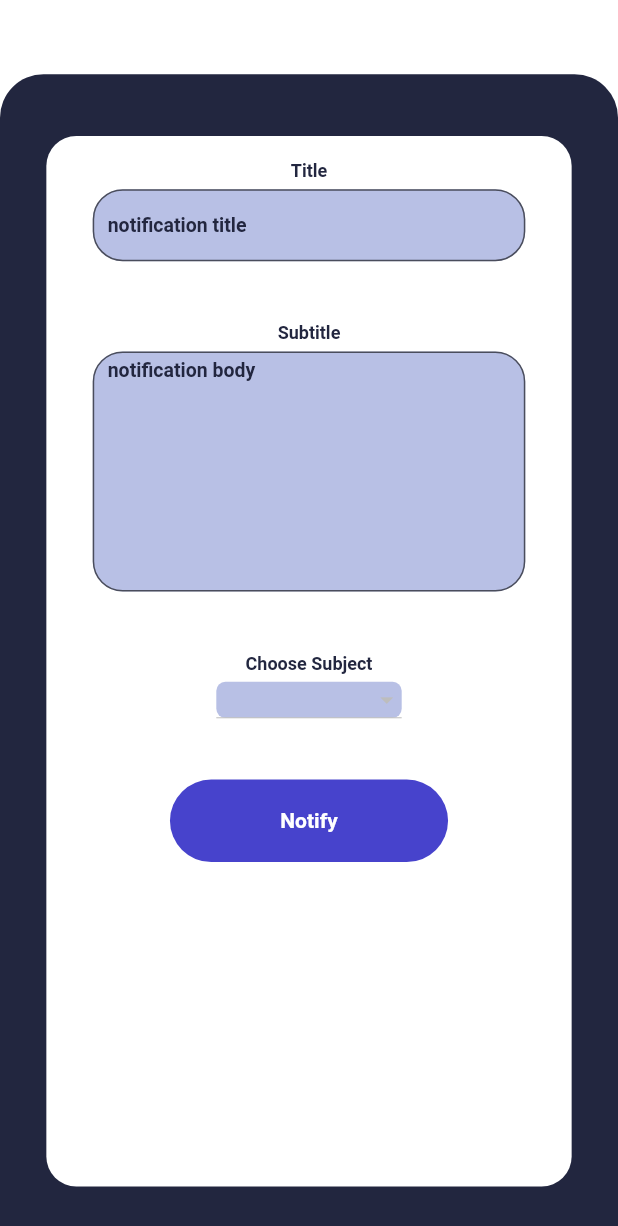
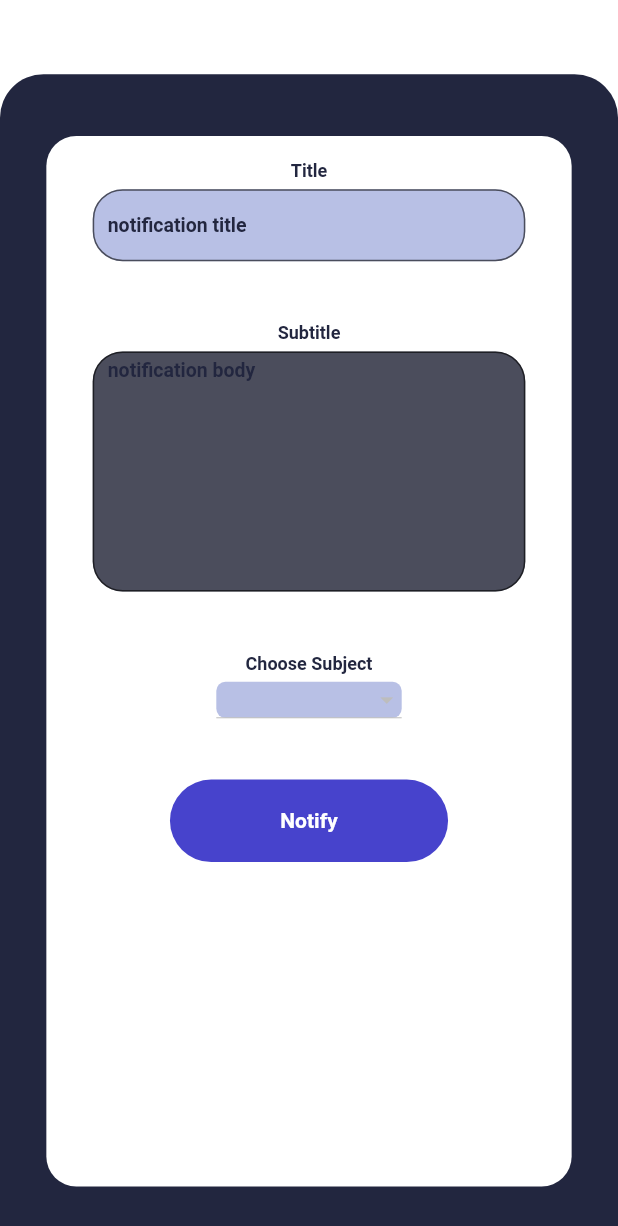
Before and after one commit to Abdallah315/qr_code, a Flutter app: the DoctorNotificationScreen screen opened by its route, on a phone screen of 412 x 824 dp. Shown: the top 1226 px of the screen. Run offline on Flutter 3.47's test engine with Material 2 defaults, Android fonts, the phone set to English and light mode, and no system bars; our stand-ins replace firebase_core, firebase_messaging, fluttertoast, lottie, shared_preferences; missing offline and left inert: flutter_barcode_scanner; accounts and stored records are empty.

Commit message:
notification

```diff
--- a/lib/data/models/course.dart
+++ b/lib/data/models/course.dart
@@ -1,10 +1,11 @@
 import 'package:flutter_qr_code/data/models/course_info.dart';
 
 class Course {
-  String? id;
+  String? courseId;
   CourseInfo courseInfo;
 
-  Course({required this.courseInfo, required this.id});
+  Course({required this.courseInfo, required this.courseId});
   factory Course.fromJson(Map<String, dynamic> json) => Course(
-      courseInfo: CourseInfo.fromJson(json['course_info']), id: json['id']);
+      courseInfo: CourseInfo.fromJson(json['course_info']),
+      courseId: json['course_id']);
 }
--- a/lib/data/models/course_info.dart
+++ b/lib/data/models/course_info.dart
@@ -1,5 +1,4 @@
 class CourseInfo {
-  String id;
   String? title;
   String? description;
   String? bannerImage;
@@ -7,11 +6,9 @@ class CourseInfo {
   CourseInfo(
       {required this.bannerImage,
       required this.description,
-      required this.id,
       required this.title});
   factory CourseInfo.fromJson(Map<String, dynamic> json) => CourseInfo(
       bannerImage: json['banner_image'],
       description: json['description'],
-      id: json['id'],
       title: json['title']);
 }
--- a/lib/data/store/course_store.dart
+++ b/lib/data/store/course_store.dart
@@ -79,6 +79,8 @@ class CourseStore with ChangeNotifier {
       if (response.statusCode == 200) {
         final responseData = json.decode(response.body);
         _studentReport = StudentReport.fromJson(responseData);
+        print(
+            '${_studentReport?.lectureCount}  ${_studentReport?.lecturePercent}');
       } else if (response.statusCode == 401) {
         Provider.of<Auth>(context, listen: false).refreshToken();
       } else {
@@ -104,6 +106,8 @@ class CourseStore with ChangeNotifier {
       if (response.statusCode == 200) {
         final responseData = json.decode(response.body);
         _studentReport = StudentReport.fromJson(responseData);
+        print(
+            '${_studentReport?.lectureCount}  ${_studentReport?.lecturePercent}');
       } else if (response.statusCode == 401) {
         Provider.of<Auth>(context, listen: false).refreshToken();
       } else {
--- a/lib/main.dart
+++ b/lib/main.dart
@@ -8,6 +8,7 @@ import 'package:flutter_qr_code/presentation/screens/doctor/doctor_home_screen.d
 import 'package:flutter_qr_code/presentation/screens/doctor/doctor_notification_screen.dart';
 import 'package:flutter_qr_code/presentation/screens/doctor/doctor_reports_screen.dart';
 import 'package:flutter_qr_code/presentation/screens/loading_screen.dart';
+import 'package:flutter_qr_code/presentation/screens/student/notifications_screen.dart';
 import 'package:flutter_qr_code/presentation/screens/student/scan_qr_code_screen.dart';
 import 'package:flutter_qr_code/presentation/screens/student/student_home_screen.dart';
 import 'package:flutter_qr_code/presentation/screens/student/student_reports_screen.dart';
@@ -117,6 +118,8 @@ class MyApp extends StatelessWidget {
                   const DoctorReportsScreen(),
               DoctorNotificationScreen.routeName: (context) =>
                   const DoctorNotificationScreen(),
+              NotificationsScreen.routeName: (context) =>
+                  const NotificationsScreen()
             },
           ),
         ));
--- a/lib/presentation/screens/doctor/doctor_home_screen.dart
+++ b/lib/presentation/screens/doctor/doctor_home_screen.dart
@@ -19,6 +19,9 @@ class _DoctorHomeScreenState extends State<DoctorHomeScreen> {
   @override
   void initState() {
     super.initState();
+    Provider.of<Auth>(context, listen: false)
+        .getToken()
+        .then((value) => print(value));
     Provider.of<Auth>(context, listen: false).refreshToken();
   }
 
--- a/lib/presentation/screens/doctor/doctor_notification_screen.dart
+++ b/lib/presentation/screens/doctor/doctor_notification_screen.dart
@@ -153,23 +153,51 @@ class _DoctorNotificationScreenState extends State<DoctorNotificationScreen> {
                                     height: 5,
                                   ),
                                   SizedBox(
-                                    width: getWidth(context) * .7,
-                                    child: TextForm(
+                                      width: getWidth(context) * .7,
+                                      child: TextFormField(
                                         controller:
                                             notificationSubtitleController,
-                                        obscure: false,
                                         maxLines: 10,
-                                        color: const Color(0xffb8c0e5),
-                                        textColor: MyColors.myDarkPurple,
-                                        hintText: 'notification body',
+                                        style: TextStyle(
+                                            color: MyColors.myWhite,
+                                            fontSize: 13,
+                                            fontWeight: FontWeight.w700),
+                                        decoration: InputDecoration(
+                                          focusedBorder: OutlineInputBorder(
+                                            borderRadius:
+                                                BorderRadius.circular(20),
+                                            borderSide: const BorderSide(
+                                              width: 2,
+                                              color: Color(0xffA6B3BF),
+                                            ),
+                                          ),
+                                          errorBorder: InputBorder.none,
+                                          hintText: 'notification body',
+                                          hintStyle: TextStyle(
+                                            color: MyColors.myDarkPurple,
+                                          ),
+                                          filled: true,
+                                          fillColor: MyColors.myGrey,
+                                          contentPadding:
+                                              const EdgeInsets.symmetric(
+                                                  vertical: 5, horizontal: 10),
+                                          border: OutlineInputBorder(
+                                            borderRadius:
+                                                BorderRadius.circular(20),
+                                            borderSide: const BorderSide(
+                                              width: 2,
+                                              color: Color(0xffA6B3BF),
+                                            ),
+                                          ),
+                                        ),
                                         validator: (val) {
                                           if (val!.isEmpty) {
                                             return 'please make sure you\'ve entered the right data';
                                           }
                                           return null;
                                         },
-                                        onSaved: (val) {}),
-                                  ),
+                                        onSaved: (val) {},
+                                      )),
                                 ],
                               ),
                             ),
--- a/lib/presentation/widgets/text_form.dart
+++ b/lib/presentation/widgets/text_form.dart
@@ -31,7 +31,7 @@ class TextForm extends StatelessWidget {
     return TextFormField(
       controller: controller,
       obscureText: obscure,
-      maxLines: maxLines,
+      // maxLines: obscure ? 1 : maxLines,
       style: TextStyle(
           color: MyColors.myWhite, fontSize: 13, fontWeight: FontWeight.w700),
       decoration: InputDecoration(
```
Also changed, not shown: lib/data/store/user_store.dart (+30 -0 lines), lib/presentation/screens/student/notifications_screen.dart (added, +62 -0 lines), lib/presentation/screens/student/student_home_screen.dart (+35 -1 lines), lib/presentation/screens/student/student_reports_screen.dart (+7 -6 lines).
